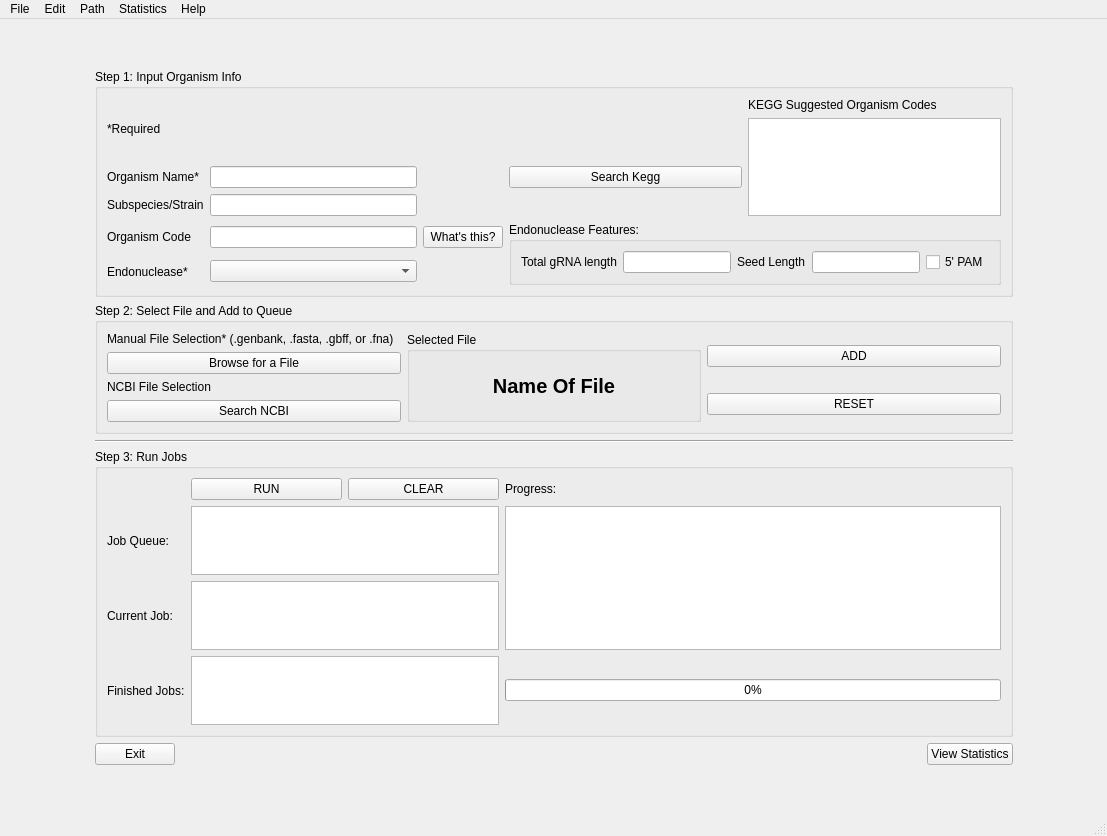
Above: NewGenome.ui from bdoze90/CASPERapp before the change. Below: the same form after it.
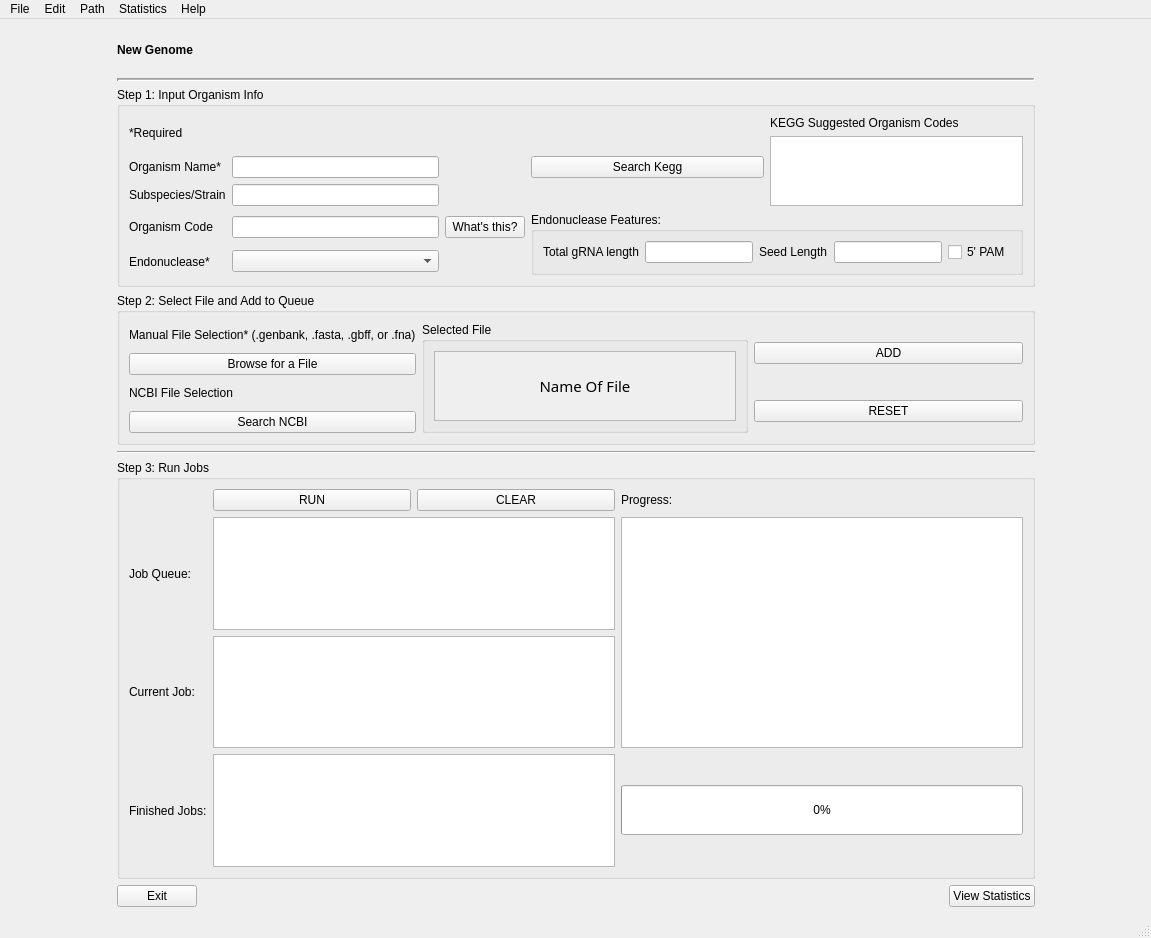
That is the form after the change.

The edit to the form file:
```diff
--- a/NewGenome.ui
+++ b/NewGenome.ui
@@ -6,17 +6,20 @@
    <rect>
     <x>0</x>
     <y>0</y>
-    <width>1107</width>
-    <height>836</height>
+    <width>1151</width>
+    <height>938</height>
    </rect>
   </property>
   <property name="windowTitle">
    <string>MainWindow</string>
   </property>
   <widget class="QWidget" name="centralwidget">
+   <property name="styleSheet">
+    <string notr="true">font: 11pt &quot;Sans Serif&quot;;</string>
+   </property>
    <layout class="QGridLayout" name="gridLayout_9">
-    <item row="1" column="0">
-     <spacer name="horizontalSpacer_3">
+    <item row="0" column="3">
+     <spacer name="horizontalSpacer_4">
       <property name="orientation">
        <enum>Qt::Horizontal</enum>
       </property>
@@ -29,108 +32,39 @@
      </spacer>
     </item>
     <item row="0" column="1">
-     <spacer name="verticalSpacer">
-      <property name="orientation">
-       <enum>Qt::Vertical</enum>
-      </property>
-      <property name="sizeHint" stdset="0">
-       <size>
-        <width>20</width>
-        <height>40</height>
-       </size>
-      </property>
-     </spacer>
-    </item>
-    <item row="1" column="1">
      <layout class="QGridLayout" name="gridLayout_6">
-      <item row="1" column="0">
-       <widget class="QGroupBox" name="groupBox_2">
-        <property name="title">
-         <string>Step 2: Select File and Add to Queue</string>
-        </property>
-        <layout class="QGridLayout" name="gridLayout_3">
-         <item row="0" column="1" rowspan="2">
-          <widget class="QGroupBox" name="groupBox_6">
-           <property name="maximumSize">
-            <size>
-             <width>326</width>
-             <height>16777215</height>
-            </size>
-           </property>
-           <property name="title">
-            <string>Selected File</string>
-           </property>
-           <layout class="QGridLayout" name="gridLayout_4">
-            <item row="0" column="1">
-             <widget class="QLabel" name="nameFile">
-              <property name="font">
-               <font>
-                <pointsize>15</pointsize>
-                <weight>75</weight>
-                <bold>true</bold>
-               </font>
-              </property>
-              <property name="text">
-               <string>Name Of File</string>
-              </property>
-              <property name="alignment">
-               <set>Qt::AlignCenter</set>
-              </property>
-             </widget>
-            </item>
-           </layout>
-          </widget>
-         </item>
-         <item row="0" column="2">
-          <widget class="QPushButton" name="submitButton">
-           <property name="text">
-            <string>ADD</string>
-           </property>
-          </widget>
-         </item>
-         <item row="1" column="2">
-          <widget class="QPushButton" name="resetButton">
-           <property name="text">
-            <string>RESET</string>
-           </property>
-          </widget>
-         </item>
-         <item row="0" column="0" rowspan="2">
-          <layout class="QGridLayout" name="gridLayout_7">
-           <item row="0" column="0">
-            <widget class="QLabel" name="label_5">
-             <property name="text">
-              <string>Manual File Selection* (.genbank, .fasta, .gbff, or .fna)</string>
-             </property>
-            </widget>
-           </item>
-           <item row="2" column="0">
-            <widget class="QLabel" name="label_6">
-             <property name="text">
-              <string>NCBI File Selection</string>
-             </property>
-            </widget>
-           </item>
-           <item row="1" column="0">
-            <widget class="QPushButton" name="browseForFile">
-             <property name="text">
-              <string>Browse for a File</string>
-             </property>
-            </widget>
-           </item>
-           <item row="3" column="0">
-            <widget class="QPushButton" name="NCBI_File_Search">
-             <property name="text">
-              <string>Search NCBI</string>
-             </property>
-            </widget>
-           </item>
-          </layout>
-         </item>
-        </layout>
-       </widget>
+      <item row="8" column="0">
+       <layout class="QHBoxLayout" name="horizontalLayout_3">
+        <item>
+         <widget class="QPushButton" name="contButton">
+          <property name="text">
+           <string>Exit</string>
+          </property>
+         </widget>
+        </item>
+        <item>
+         <spacer name="horizontalSpacer">
+          <property name="orientation">
+           <enum>Qt::Horizontal</enum>
+          </property>
+          <property name="sizeHint" stdset="0">
+           <size>
+            <width>746</width>
+            <height>20</height>
+           </size>
+          </property>
+         </spacer>
+        </item>
+        <item>
+         <widget class="QPushButton" name="viewStatButton">
+          <property name="text">
+           <string>View Statistics</string>
+          </property>
+         </widget>
+        </item>
+       </layout>
       </item>
-      <item row="4" column="0">
+      <item row="6" column="0">
        <widget class="Line" name="line">
         <property name="styleSheet">
          <string notr="true">border-width:3px;
@@ -141,8 +75,8 @@
         </property>
        </widget>
       </item>
-      <item row="5" column="0">
-       <widget class="QGroupBox" name="groupBox_7">
+      <item row="7" column="0">
+       <widget class="QGroupBox" name="Step3">
         <property name="title">
          <string>Step 3: Run Jobs</string>
         </property>
@@ -181,8 +115,8 @@
             <widget class="QTextBrowser" name="CompletedJobs">
              <property name="maximumSize">
               <size>
-               <width>308</width>
-               <height>69</height>
+               <width>12212121</width>
+               <height>12212112</height>
               </size>
              </property>
             </widget>
@@ -191,8 +125,8 @@
             <widget class="QTextBrowser" name="JobsQueueBox">
              <property name="maximumSize">
               <size>
-               <width>308</width>
-               <height>69</height>
+               <width>221212</width>
+               <height>233232</height>
               </size>
              </property>
             </widget>
@@ -201,8 +135,8 @@
             <widget class="QTextBrowser" name="JobInProgress">
              <property name="maximumSize">
               <size>
-               <width>308</width>
-               <height>69</height>
+               <width>122112</width>
+               <height>122121</height>
               </size>
              </property>
             </widget>
@@ -230,6 +164,12 @@
            </item>
            <item row="6" column="2">
             <widget class="QProgressBar" name="progressBar">
+             <property name="minimumSize">
+              <size>
+               <width>0</width>
+               <height>50</height>
+              </size>
+             </property>
              <property name="value">
               <number>0</number>
              </property>
@@ -240,8 +180,139 @@
         </layout>
        </widget>
       </item>
+      <item row="3" column="0">
+       <widget class="QGroupBox" name="Step2">
+        <property name="title">
+         <string>Step 2: Select File and Add to Queue</string>
+        </property>
+        <layout class="QGridLayout" name="gridLayout_3">
+         <item row="0" column="1" rowspan="2">
+          <widget class="QGroupBox" name="groupBox_6">
+           <property name="maximumSize">
+            <size>
+             <width>326</width>
+             <height>16777215</height>
+            </size>
+           </property>
+           <property name="title">
+            <string>Selected File</string>
+           </property>
+           <layout class="QGridLayout" name="gridLayout_4">
+            <item row="0" column="0">
+             <widget class="QScrollArea" name="scrollArea">
+              <property name="widgetResizable">
+               <bool>true</bool>
+              </property>
+              <widget class="QWidget" name="scrollAreaWidgetContents">
+               <property name="geometry">
+                <rect>
+                 <x>0</x>
+                 <y>0</y>
+                 <width>300</width>
+                 <height>68</height>
+                </rect>
+               </property>
+               <layout class="QHBoxLayout" name="horizontalLayout_4">
+                <item>
+                 <widget class="QLabel" name="nameFile">
+                  <property name="font">
+                   <font>
+                    <family>Sans Serif</family>
+                    <pointsize>11</pointsize>
+                    <weight>50</weight>
+                    <italic>false</italic>
+                    <bold>false</bold>
+                   </font>
+                  </property>
+                  <property name="text">
+                   <string>Name Of File</string>
+                  </property>
+                  <property name="alignment">
+                   <set>Qt::AlignCenter</set>
+                  </property>
+                 </widget>
+                </item>
+               </layout>
+              </widget>
+             </widget>
+            </item>
+           </layout>
+          </widget>
+         </item>
+         <item row="0" column="2">
+          <widget class="QPushButton" name="submitButton">
+           <property name="text">
+            <string>ADD</string>
+           </property>
+          </widget>
+         </item>
+         <item row="1" column="2">
+          <widget class="QPushButton" name="resetButton">
+           <property name="text">
+            <string>RESET</string>
+           </property>
+          </widget>
+         </item>
+         <item row="0" column="0" rowspan="2">
+          <layout class="QGridLayout" name="gridLayout_7">
+           <item row="0" column="0">
+            <widget class="QLabel" name="label_5">
+             <property name="text">
+              <string>Manual File Selection* (.genbank, .fasta, .gbff, or .fna)</string>
+             </property>
+            </widget>
+           </item>
+           <item row="2" column="0">
+            <widget class="QLabel" name="label_6">
+             <property name="text">
+              <string>NCBI File Selection</string>
+             </property>
+            </widget>
+           </item>
+           <item row="1" column="0">
+            <widget class="QPushButton" name="browseForFile">
+             <property name="text">
+              <string>Browse for a File</string>
+             </property>
+            </widget>
+           </item>
+           <item row="3" column="0">
+            <widget class="QPushButton" name="NCBI_File_Search">
+             <property name="text">
+              <string>Search NCBI</string>
+             </property>
+            </widget>
+           </item>
+          </layout>
+         </item>
+        </layout>
+       </widget>
+      </item>
       <item row="0" column="0">
-       <widget class="QGroupBox" name="groupBox">
+       <widget class="QLabel" name="label_8">
+        <property name="minimumSize">
+         <size>
+          <width>170</width>
+          <height>44</height>
+         </size>
+        </property>
+        <property name="maximumSize">
+         <size>
+          <width>300</width>
+          <height>44</height>
+         </size>
+        </property>
+        <property name="styleSheet">
+         <string notr="true">font: 28pt &quot;Sans Serif&quot;;
+</string>
+        </property>
+        <property name="text">
+         <string>&lt;html&gt;&lt;head/&gt;&lt;body&gt;&lt;p&gt;&lt;span style=&quot; font-weight:600; color:#000000;&quot;&gt;New Genome&lt;/span&gt;&lt;/p&gt;&lt;/body&gt;&lt;/html&gt;</string>
+        </property>
+       </widget>
+      </item>
+      <item row="2" column="0">
+       <widget class="QGroupBox" name="Step1">
         <property name="title">
          <string>Step 1: Input Organism Info</string>
         </property>
@@ -391,54 +462,23 @@
         </layout>
        </widget>
       </item>
-      <item row="6" column="0">
-       <layout class="QHBoxLayout" name="horizontalLayout_3">
-        <item>
-         <widget class="QPushButton" name="contButton">
-          <property name="text">
-           <string>Exit</string>
-          </property>
-         </widget>
-        </item>
-        <item>
-         <spacer name="horizontalSpacer">
-          <property name="orientation">
-           <enum>Qt::Horizontal</enum>
-          </property>
-          <property name="sizeHint" stdset="0">
-           <size>
-            <width>746</width>
-            <height>20</height>
-           </size>
-          </property>
-         </spacer>
-        </item>
-        <item>
-         <widget class="QPushButton" name="viewStatButton">
-          <property name="text">
-           <string>View Statistics</string>
-          </property>
-         </widget>
-        </item>
-       </layout>
+      <item row="1" column="0">
+       <widget class="Line" name="line_2">
+        <property name="lineWidth">
+         <number>2</number>
+        </property>
+        <property name="midLineWidth">
+         <number>1</number>
+        </property>
+        <property name="orientation">
+         <enum>Qt::Horizontal</enum>
+        </property>
+       </widget>
       </item>
      </layout>
     </item>
-    <item row="3" column="1">
-     <spacer name="verticalSpacer_2">
-      <property name="orientation">
-       <enum>Qt::Vertical</enum>
-      </property>
-      <property name="sizeHint" stdset="0">
-       <size>
-        <width>20</width>
-        <height>40</height>
-       </size>
-      </property>
-     </spacer>
-    </item>
-    <item row="1" column="2">
-     <spacer name="horizontalSpacer_4">
+    <item row="0" column="0">
+     <spacer name="horizontalSpacer_3">
       <property name="orientation">
        <enum>Qt::Horizontal</enum>
       </property>
@@ -457,7 +497,7 @@
     <rect>
      <x>0</x>
      <y>0</y>
-     <width>1107</width>
+     <width>1151</width>
      <height>20</height>
     </rect>
    </property>
```
